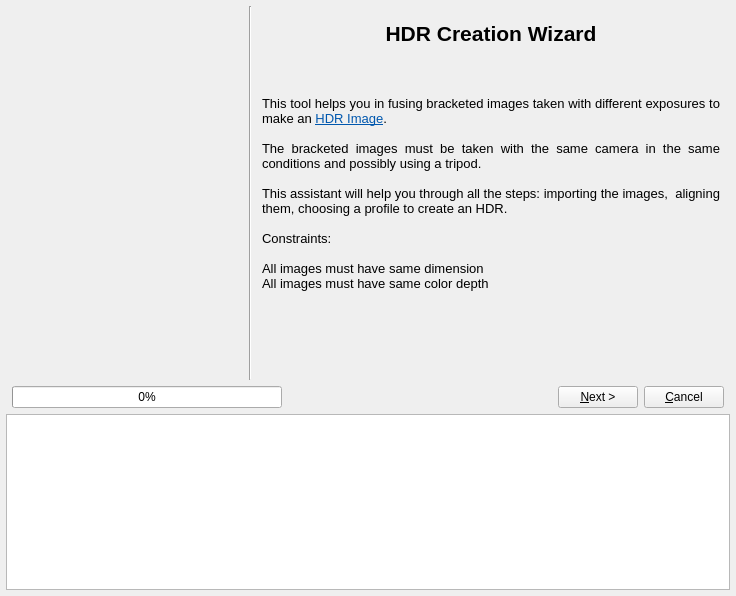
Above: src/HdrWizard/HdrWizard.ui from LuminanceHDR/LuminanceHDR before the change. Below: the same form after it.
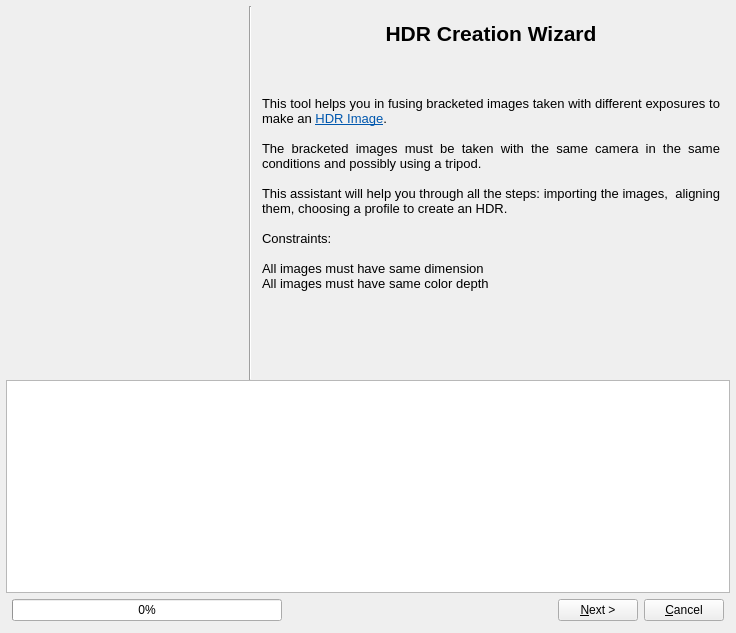
That is the form after the change. Icons and pictures are not drawn.

Commit message: [HdrWizard]: Better looking log for ais and progress bar showing percentage

```diff
--- a/src/HdrWizard/HdrWizard.ui
+++ b/src/HdrWizard/HdrWizard.ui
@@ -7,7 +7,7 @@
     <x>0</x>
     <y>0</y>
     <width>736</width>
-    <height>596</height>
+    <height>633</height>
    </rect>
   </property>
   <property name="windowTitle">
@@ -1488,6 +1488,13 @@
        </widget>
       </widget>
      </item>
+     <item>
+      <widget class="QTextEdit" name="textEdit">
+       <property name="readOnly">
+        <bool>true</bool>
+       </property>
+      </widget>
+     </item>
      <item>
       <layout class="QHBoxLayout" name="horizontalLayout_5">
        <property name="spacing">
@@ -1538,9 +1545,6 @@
        </item>
       </layout>
      </item>
-     <item>
-      <widget class="QTextEdit" name="textEdit"/>
-     </item>
     </layout>
    </item>
   </layout>
```
Left out of the diff: 3 changed lines with no effect on the pictures. The commit also changes 2 other files.
